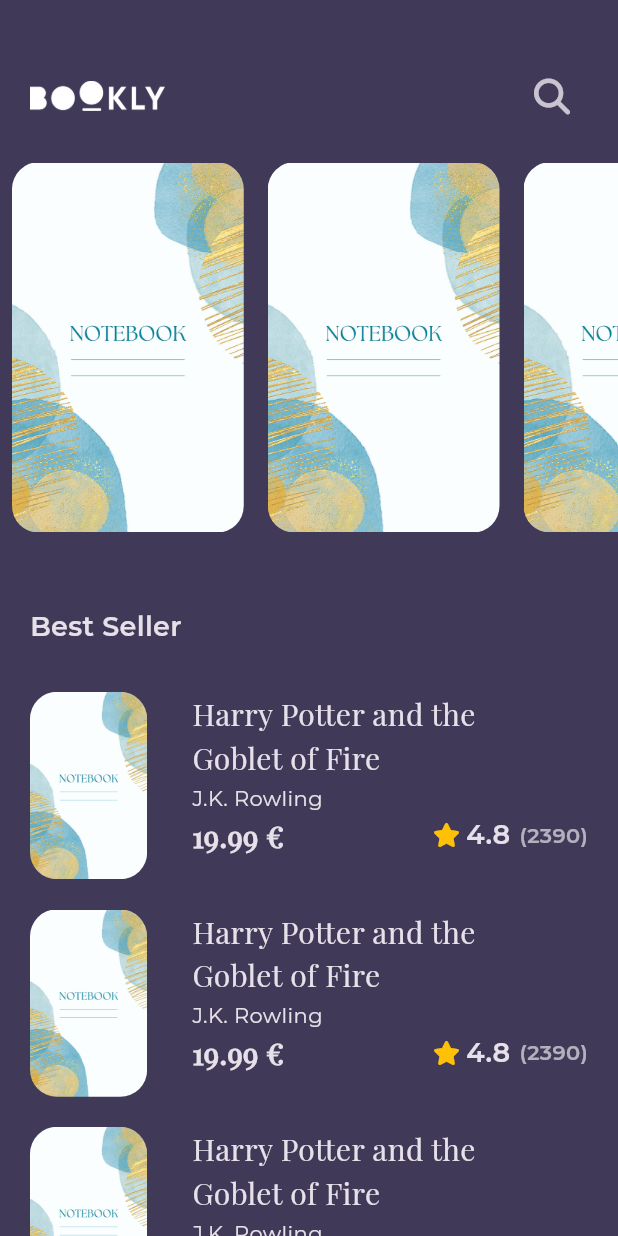
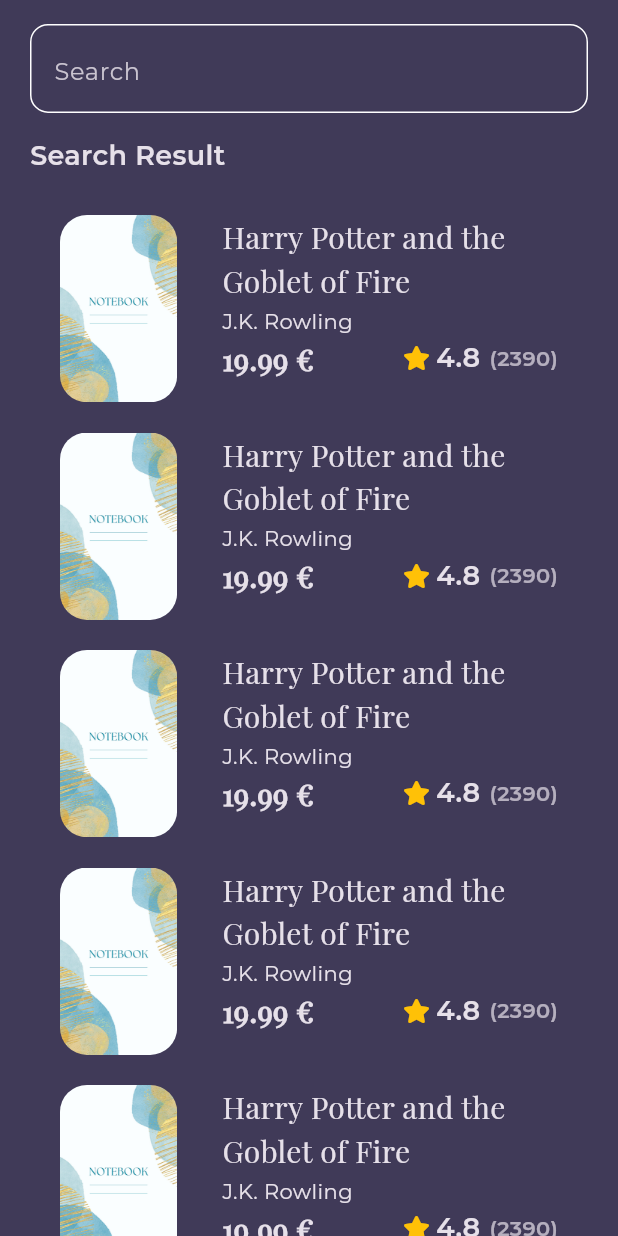
Before and after one commit to Omarsameh21/bookly, a Flutter app: the screen it shows after launch, after a tap on an icon or button, on a phone screen of 412 x 824 dp. Run offline on Flutter 3.47's test engine with Material 3 defaults, Android fonts, the phone set to English and light mode, and no system bars; our stand-ins replace font_awesome_flutter, go_router, google_fonts.

Commit message:
SearchResultListView ui done

```diff
--- /dev/null
+++ b/lib/Features/search/presentation/views/search_view.dart
@@ -0,0 +1,15 @@
+import 'package:flutter/material.dart';
+import 'widgets/search_view_body.dart';
+
+class SearchView extends StatelessWidget {
+  const SearchView({super.key});
+
+  @override
+  Widget build(BuildContext context) {
+    return const Scaffold(
+      body: SafeArea(
+        child: SearchViewBody(),
+      ),
+    );
+  }
+}
--- /dev/null
+++ b/lib/Features/search/presentation/views/widgets/costum_search_text_field.dart
@@ -0,0 +1,33 @@
+import 'package:flutter/material.dart';
+import 'package:font_awesome_flutter/font_awesome_flutter.dart';
+
+class CostumSearchTextField extends StatelessWidget {
+  const CostumSearchTextField({super.key});
+
+  @override
+  Widget build(BuildContext context) {
+    return Padding(
+      padding: const EdgeInsets.symmetric(vertical: 16),
+      child: TextField(
+        decoration: InputDecoration(
+          enabledBorder: OutlineInputBorder(
+            borderSide: const BorderSide(color: Colors.white),
+            borderRadius: BorderRadius.circular(12),
+          ),
+          focusedBorder: OutlineInputBorder(
+            borderSide: const BorderSide(color: Colors.white),
+            borderRadius: BorderRadius.circular(12),
+          ),
+          hintText: 'Search',
+          suffix: const Opacity(
+            opacity: 0.6,
+            child: Icon(
+              FontAwesomeIcons.magnifyingGlass,
+              color: Colors.white,
+            ),
+          ),
+        ),
+      ),
+    );
+  }
+}
--- /dev/null
+++ b/lib/Features/search/presentation/views/widgets/search_result_list_view.dart
@@ -0,0 +1,22 @@
+import 'package:flutter/material.dart';
+import '../../../../splash/presentation/view/widgets/books_list_view_item.dart';
+
+
+class SearchResultListView extends StatelessWidget {
+  const SearchResultListView({super.key});
+
+  @override
+  Widget build(BuildContext context) {
+    return ListView.builder(
+      //shrinkWrap: true,  //Because shrinkWrap logic depend on build the all items not just the appearing items and that not the best option for good performance
+      padding: EdgeInsets.zero,
+      itemCount: 6,
+      itemBuilder: (context, index) {
+        return const Padding(
+          padding: EdgeInsets.symmetric(vertical: 10),
+          child: BooksListViewItem(),
+        );
+      },
+    );
+  }
+}
--- /dev/null
+++ b/lib/Features/search/presentation/views/widgets/search_view_body.dart
@@ -0,0 +1,30 @@
+import 'package:bookly/Features/search/presentation/views/widgets/costum_search_text_field.dart';
+import 'package:bookly/core/utils/styles.dart';
+import 'package:flutter/material.dart';
+
+import 'search_result_list_view.dart';
+
+class SearchViewBody extends StatelessWidget {
+  const SearchViewBody({super.key});
+
+  @override
+  Widget build(BuildContext context) {
+    return const Padding(
+      padding: EdgeInsets.symmetric(horizontal: 20),
+      child: Column(
+        crossAxisAlignment: CrossAxisAlignment.start,
+        children: [
+          CostumSearchTextField(),
+          Text(
+            'Search Result',
+            style: Styles.textStyle18,
+          ),
+          SizedBox(
+            height: 16,
+          ),
+          Expanded(child: SearchResultListView()),
+        ],
+      ),
+    );
+  }
+}
--- a/lib/Features/splash/presentation/view/widgets/best_seller_list_view.dart
+++ b/lib/Features/splash/presentation/view/widgets/best_seller_list_view.dart
@@ -1,5 +1,5 @@
 import 'package:flutter/material.dart';
-import 'best_seller_list_view_item.dart';
+import 'books_list_view_item.dart';
 
 class BestSellerListView extends StatelessWidget {
   const BestSellerListView({super.key});
@@ -14,7 +14,7 @@ class BestSellerListView extends StatelessWidget {
         itemBuilder: (context, index) {
           return const Padding(
             padding: EdgeInsets.symmetric(vertical: 10),
-            child: BestSellerListViewitem(),
+            child: BooksListViewItem(),
           );
         });
   }
--- a/lib/Features/splash/presentation/view/widgets/best_seller_list_view_item.dart
+++ b/lib/Features/splash/presentation/view/widgets/books_list_view_item.dart
@@ -5,8 +5,8 @@ import '../../../../../core/utils/assets.dart';
 import '../../../../../core/utils/styles.dart';
 import 'book_rating.dart';
 
-class BestSellerListViewitem extends StatelessWidget {
-  const BestSellerListViewitem({super.key});
+class BooksListViewItem extends StatelessWidget {
+  const BooksListViewItem({super.key});
 
   @override
   Widget build(BuildContext context) {
--- a/lib/Features/splash/presentation/view/widgets/costum_app_bar.dart
+++ b/lib/Features/splash/presentation/view/widgets/costum_app_bar.dart
@@ -1,6 +1,8 @@
+import 'package:bookly/core/utils/app_router.dart';
 import 'package:bookly/core/utils/assets.dart';
 import 'package:flutter/material.dart';
 import 'package:font_awesome_flutter/font_awesome_flutter.dart';
+import 'package:go_router/go_router.dart';
 
 class CostumAppBar extends StatelessWidget {
   const CostumAppBar({super.key});
@@ -18,7 +20,9 @@ class CostumAppBar extends StatelessWidget {
           ),
           const Spacer(),
           IconButton(
-              onPressed: () {},
+              onPressed: () {
+                GoRouter.of(context).push(AppRouter.kSearchView);
+              },
               icon: const Icon(
                 FontAwesomeIcons.magnifyingGlass,
               ))
--- a/lib/Features/splash/presentation/view/widgets/costum_book_image.dart
+++ b/lib/Features/splash/presentation/view/widgets/costum_book_image.dart
@@ -1,5 +1,4 @@
 import 'package:flutter/material.dart';
-
 import '../../../../../core/utils/assets.dart';
 
 class CostumBookImage extends StatelessWidget {
--- a/lib/core/utils/app_router.dart
+++ b/lib/core/utils/app_router.dart
@@ -1,10 +1,12 @@
 import 'package:bookly/Features/home/presentation/views/home_view.dart';
+import 'package:bookly/Features/search/presentation/views/search_view.dart';
 import 'package:go_router/go_router.dart';
 import '../../Features/home/presentation/views/book_details_view.dart';
 import '../../Features/splash/presentation/view/splash_view.dart';
 
 abstract class AppRouter {
   static const khomeView = '/homeView';
+  static const kSearchView = '/searchView';
   static const kBookDetailsView = '/BookDetailsView';
   static final router = GoRouter(
     routes: [
@@ -17,6 +19,10 @@ abstract class AppRouter {
         builder: (context, state) => const HomeView(),
       ),
       GoRoute(
+        path: '/searchView',
+        builder: (context, state) => const SearchView(),
+      ),
+      GoRoute(
         path: '/BookDetailsView',
         builder: (context, state) => const BookDetailsView(),
       ),
```
Also changed, not shown: lib/Features/splash/presentation/view/widgets/book_details_section.dart (added, +39 -0 lines), lib/Features/splash/presentation/view/widgets/book_details_view_body.dart (+16 -38 lines), lib/Features/splash/presentation/view/widgets/similar_books_list_view.dart (deleted, +0 -22 lines), lib/Features/splash/presentation/view/widgets/similar_books_section.dart (added, +36 -0 lines).
